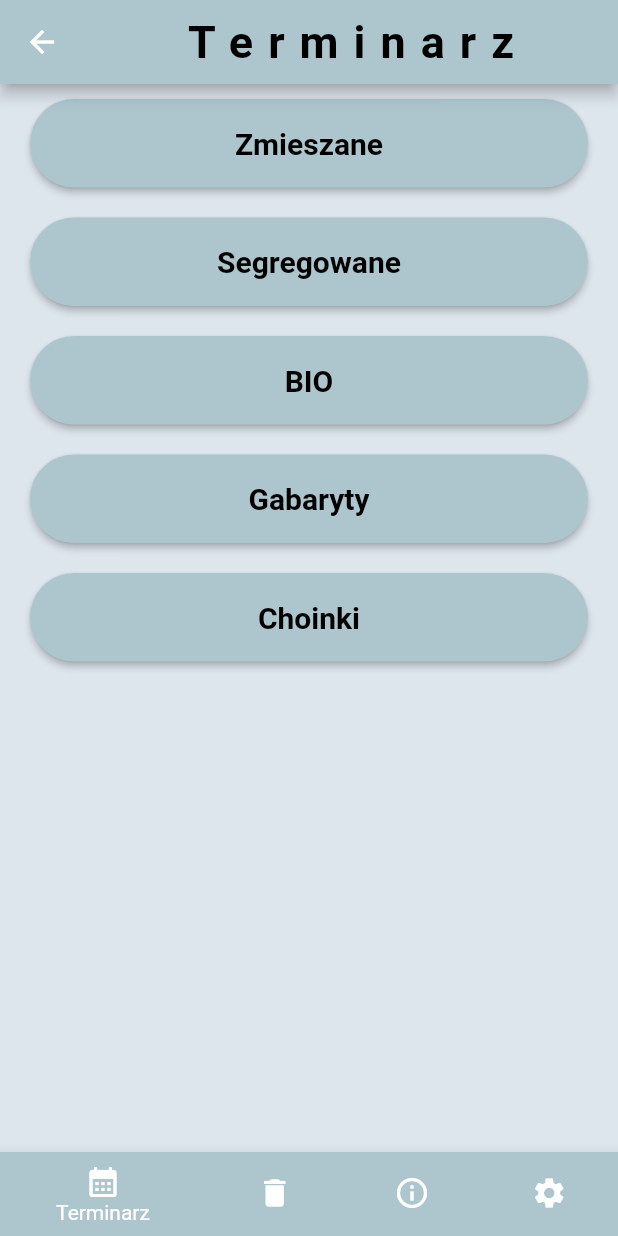
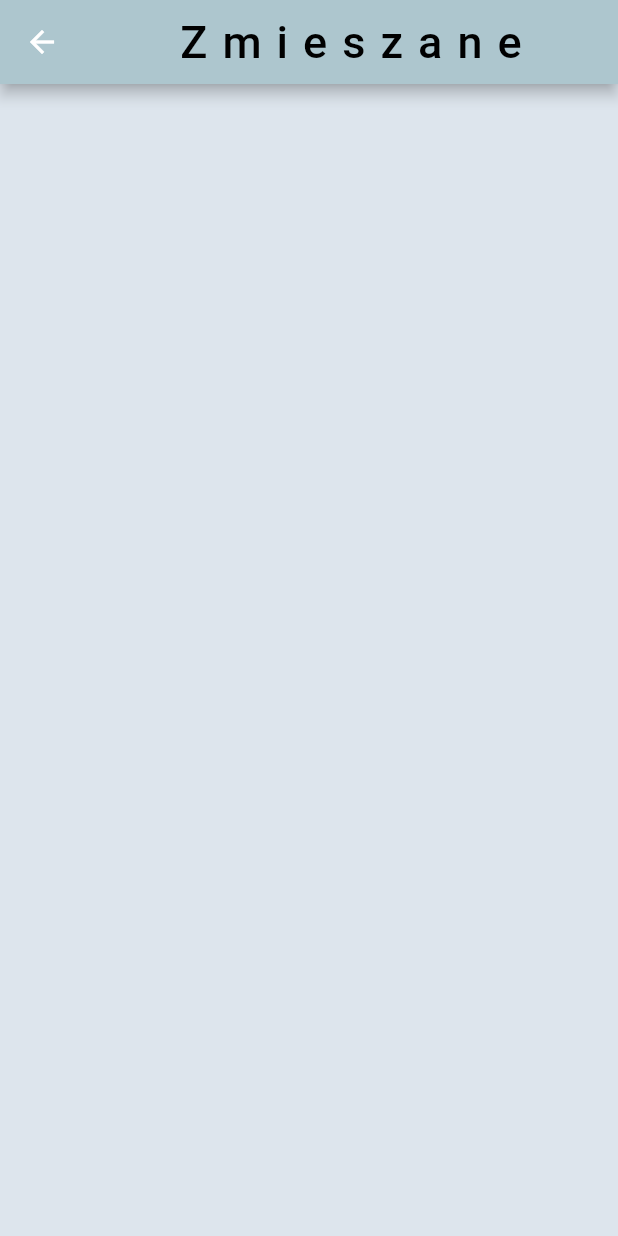
Before and after one commit to mariuszkuczynski/day_a_bin_kbk, a Flutter app: the HomePage screen opened directly, after a tap on "Zmieszane", on a phone screen of 412 x 824 dp. Run offline on Flutter 3.47's test engine with Material 2 defaults, Android fonts, the phone set to English and light mode, and no system bars; our stand-ins replace firebase_auth, firebase_core, google_fonts; accounts and stored records are empty.

Commit message:
Edit calendary_page

```diff
--- a/lib/app/calendary/calendary.dart
+++ b/lib/app/calendary/calendary.dart
@@ -1,53 +1,38 @@
+import 'package:day_a_bin_kbk/app/wyszukiwanie/pages/zmieszane/zmieszane_page.dart';
 import 'package:flutter/material.dart';
 import 'package:google_fonts/google_fonts.dart';
 
 class CalendaryPage extends StatelessWidget {
-  const CalendaryPage({
+  CalendaryPage({
     Key? key,
   }) : super(key: key);
+
+  final shape = RoundedRectangleBorder(
+    borderRadius: BorderRadius.circular(32),
+  );
 
   @override
   Widget build(BuildContext context) {
     return Container(
       color: const Color.fromRGBO(221, 229, 237, 1),
       child: Center(
+        child: Padding(
+          padding: const EdgeInsets.fromLTRB(20, 10, 20, 10),
           child: ListView(
             children: [
-            CategoryWidget('Zmieszane'),
-            CategoryWidget('Segregowane'),
-            CategoryWidget('BIO'),
-            CategoryWidget('Gabaryty'),
-            CategoryWidget('Choinki'),
-          ],
-        ),
-      ),
+              //ZMIESZANE
+              ElevatedButton(
+                onPressed: () {
+                  Navigator.of(context).push(
+                    MaterialPageRoute(builder: (_) => const ZmieszanePage()),
                   );
-  }
-}
-
-class CategoryWidget extends StatelessWidget {
-   CategoryWidget(
-    this.title, {
-    Key? key,
-  }) : super(key: key);
-
-  final String title;
-  final shape =   RoundedRectangleBorder(
-    borderRadius: BorderRadius.circular(32),);
-
-  @override
-  Widget build(BuildContext context) {
-    return Padding(
-      padding: const EdgeInsets.fromLTRB(20, 10, 20, 10),
-      child: ElevatedButton(
-        onPressed: () {},
+                },
                 child: Text(
-          title,
+                  'Zmieszane',
                   style: GoogleFonts.inriaSerif(
                       fontSize: 20,
                       fontWeight: FontWeight.bold,
-            color: Colors.black
-          ),
+                      color: Colors.black),
                 ),
                 style: ElevatedButton.styleFrom(
                   primary: const Color.fromRGBO(173, 198, 206, 1),
@@ -55,6 +40,97 @@ class CategoryWidget extends StatelessWidget {
                   shape: shape,
                 ),
               ),
+              const SizedBox(height: 15),
+              //SEGREGOWANE
+              ElevatedButton(
+                onPressed: () {
+                  Navigator.of(context).push(
+                    MaterialPageRoute(builder: (_) => const ZmieszanePage()),
+                  );
+                },
+                child: Text(
+                  'Segregowane',
+                  style: GoogleFonts.inriaSerif(
+                      fontSize: 20,
+                      fontWeight: FontWeight.bold,
+                      color: Colors.black),
+                ),
+                style: ElevatedButton.styleFrom(
+                  primary: const Color.fromRGBO(173, 198, 206, 1),
+                  padding: const EdgeInsets.all(18),
+                  shape: shape,
+                ),
+              ),
+              const SizedBox(height: 15),
+
+              //BIO
+              ElevatedButton(
+                onPressed: () {
+                  Navigator.of(context).push(
+                    MaterialPageRoute(builder: (_) => const ZmieszanePage()),
+                  );
+                },
+                child: Text(
+                  'BIO',
+                  style: GoogleFonts.inriaSerif(
+                      fontSize: 20,
+                      fontWeight: FontWeight.bold,
+                      color: Colors.black),
+                ),
+                style: ElevatedButton.styleFrom(
+                  primary: const Color.fromRGBO(173, 198, 206, 1),
+                  padding: const EdgeInsets.all(18),
+                  shape: shape,
+                ),
+              ),
+              const SizedBox(height: 15),
+
+              //GABARYTY
+              ElevatedButton(
+                onPressed: () {
+                  Navigator.of(context).push(
+                    MaterialPageRoute(builder: (_) => const ZmieszanePage()),
+                  );
+                },
+                child: Text(
+                  'Gabaryty',
+                  style: GoogleFonts.inriaSerif(
+                      fontSize: 20,
+                      fontWeight: FontWeight.bold,
+                      color: Colors.black),
+                ),
+                style: ElevatedButton.styleFrom(
+                  primary: const Color.fromRGBO(173, 198, 206, 1),
+                  padding: const EdgeInsets.all(18),
+                  shape: shape,
+                ),
+              ),
+              const SizedBox(height: 15),
+
+              //CHOINKI
+              ElevatedButton(
+                onPressed: () {
+                  Navigator.of(context).push(
+                    MaterialPageRoute(builder: (_) => const ZmieszanePage()),
+                  );
+                },
+                child: Text(
+                  'Choinki',
+                  style: GoogleFonts.inriaSerif(
+                      fontSize: 20,
+                      fontWeight: FontWeight.bold,
+                      color: Colors.black),
+                ),
+                style: ElevatedButton.styleFrom(
+                  primary: const Color.fromRGBO(173, 198, 206, 1),
+                  padding: const EdgeInsets.all(18),
+                  shape: shape,
+                ),
+              ),
+            ],
+          ),
+        ),
+      ),
     );
   }
 }
--- a/lib/app/ustawienia/seting_page.dart
+++ b/lib/app/ustawienia/seting_page.dart
@@ -81,7 +81,7 @@ class _HomePageState extends State<HomePage> {
       ),
       body: Builder(builder: (context) {
         if (currentIndex == 0) {
-          return const CalendaryPage();
+          return  CalendaryPage();
         }
 
         if (currentIndex == 1) {
--- /dev/null
+++ b/lib/app/wyszukiwanie/pages/zmieszane/zmieszane_page.dart
@@ -0,0 +1,32 @@
+
+
+import 'package:flutter/material.dart';
+import 'package:google_fonts/google_fonts.dart';
+
+class ZmieszanePage extends StatelessWidget {
+  const ZmieszanePage
+({ Key? key }) : super(key: key);
+
+  @override
+  Widget build(BuildContext context) {
+    return  Scaffold(
+      backgroundColor: const Color.fromRGBO(221, 229, 237, 1),
+      appBar: AppBar(
+          backgroundColor: const Color.fromRGBO(173, 198, 206, 1),
+          title: Center(
+            child: Text(
+              'Zmieszane',
+              style: GoogleFonts.inriaSerif(
+                  fontSize: 30, letterSpacing: 10, color: Colors.black),
+            ),
+          ),
+        ),
+
+      body:
+       Center(child: ListView(
+        children: const[],
+
+      ),),
+    );
+  }
+}
```
Lines whose indentation alone changed are shown as unchanged.
